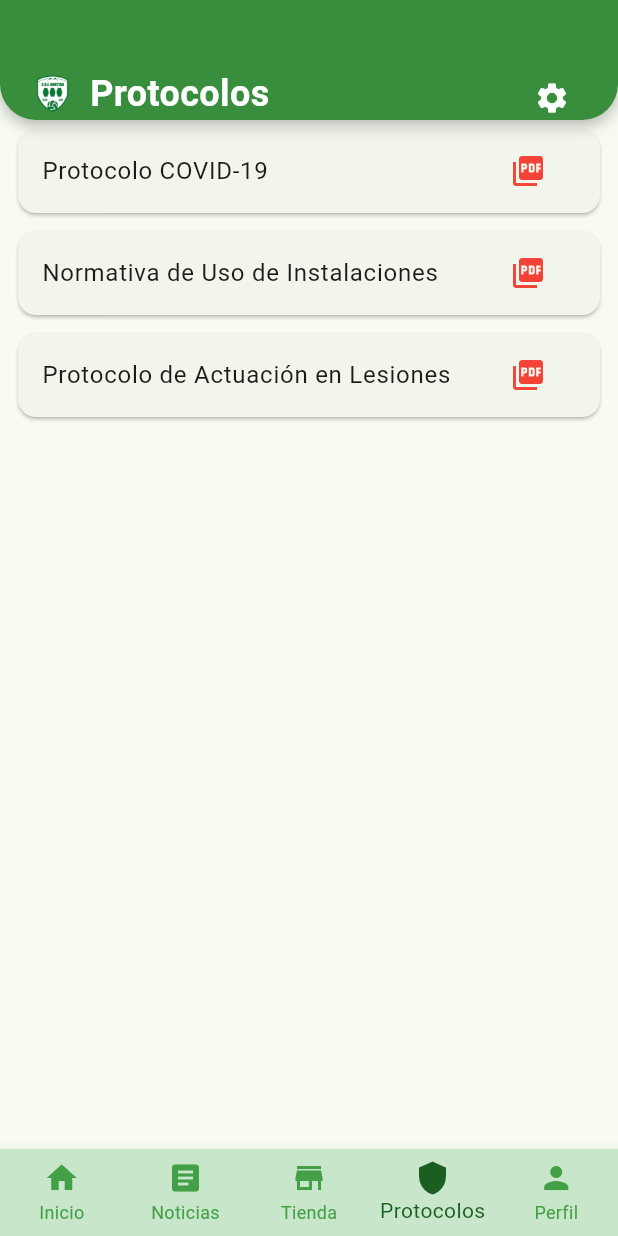
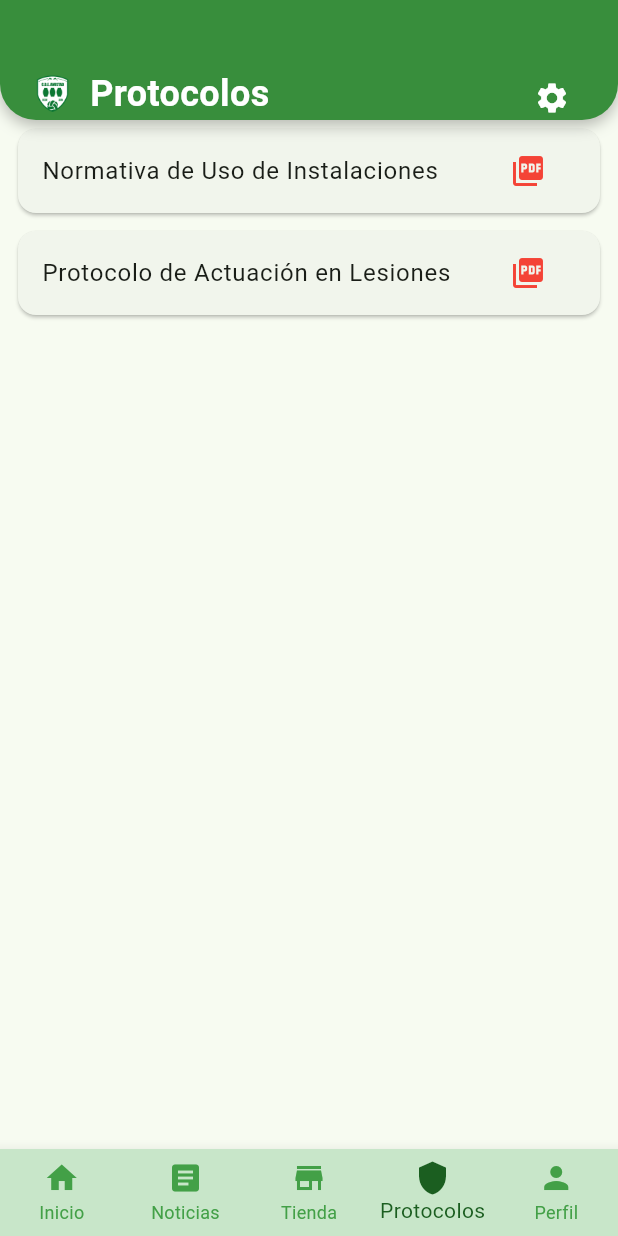
Before and after one commit to MarioMM5/Proyecto-CDE-AMISTAD, a Flutter app: the screen it shows after launch, item 4 of the bottom bar chosen, on a phone screen of 412 x 824 dp. Run offline on Flutter 3.47's test engine with Material 3 defaults, Android fonts, the phone set to English and light mode, and no system bars; our stand-ins replace permission_handler, shared_preferences, supabase_flutter, table_calendar; missing offline and left inert: add_2_calendar; accounts and stored records are empty; network calls fail.

```diff
--- a/cde_amistad/lib/pages/protocolosPage.dart
+++ b/cde_amistad/lib/pages/protocolosPage.dart
@@ -13,10 +13,6 @@ class _ProtocolosPageState extends State<ProtocolosPage> {
   final GlobalKey<ScaffoldState> _scaffoldKey = GlobalKey<ScaffoldState>();
 
   final List<Map<String, String>> _protocolos = const [
-    {
-      'titulo': 'Protocolo COVID-19',
-      'url': 'https://www.example.com/protocolo_covid19.pdf',
-    },
     {
       'titulo': 'Normativa de Uso de Instalaciones',
       'url': 'https://www.example.com/normativa_instalaciones.pdf',
```
